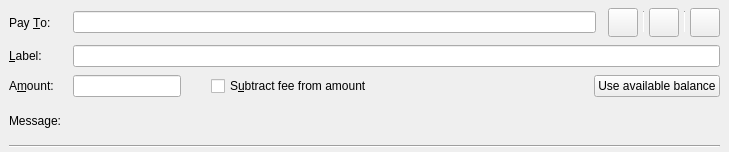
Qt form src/qt/forms/sendcoinsentry.ui (FantasyGold/FantasyGold-Core) before a commit.
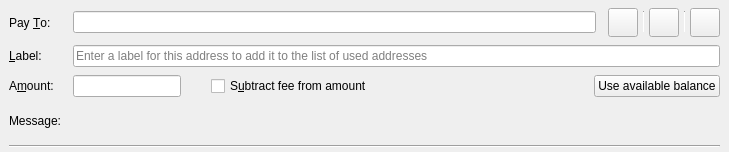
The same form after that commit. Icons and pictures are not drawn. Custom widgets are drawn as their Qt base class.

Commit message: update qt forms

Diff of the .ui file:
```diff
--- a/src/qt/forms/sendcoinsentry.ui
+++ b/src/qt/forms/sendcoinsentry.ui
@@ -251,6 +251,9 @@
       <property name="toolTip">
        <string>Enter a label for this address to add it to the list of used addresses</string>
       </property>
+      <property name="placeholderText">
+       <string>Enter a label for this address to add it to the list of used addresses</string>
+      </property>
      </widget>
     </item>
    </layout>
```
Left out of the diff: 9 changed lines with no effect on the pictures. The commit also changes 7 other files.
